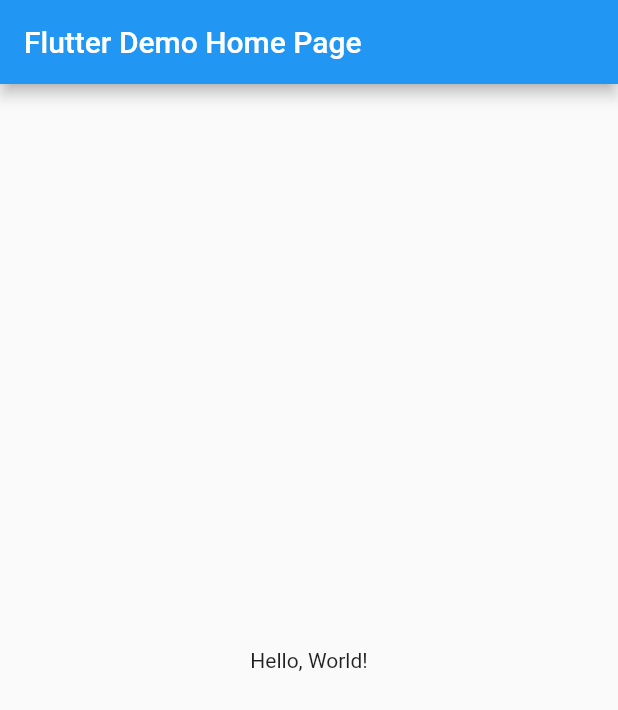
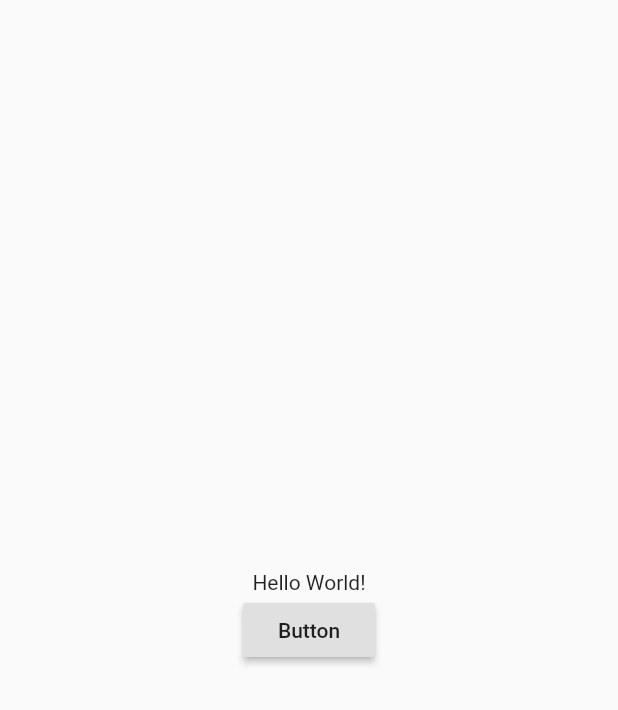
Before and after one commit to ymegane/ForWebs, a Flutter app: the screen it shows after launch, on a phone screen of 412 x 824 dp. Shown: the top 710 px of the screen. Run offline on Flutter 3.47's test engine with Material 2 defaults, Android fonts, the phone set to English and light mode, and no system bars; missing offline and left inert: flutter_web.

Commit message:
Add sample

```diff
--- a/flutter/sample_app/lib/main.dart
+++ b/flutter/sample_app/lib/main.dart
@@ -7,55 +7,27 @@ class MyApp extends StatelessWidget {
   @override
   Widget build(BuildContext context) {
     return MaterialApp(
-      title: 'Flutter Demo',
-      theme: ThemeData(
-        primarySwatch: Colors.blue,
+      title: 'Sample App',
+      home: _body(),
+    );
+  }
+
+  Widget _body() {
+    return Scaffold(
+      body: Center(
+        child: Column(
+          mainAxisSize: MainAxisSize.min,
+          children: <Widget>[
+            const Text(
+              "Hello World!",
+            ),
+            RaisedButton(
+              onPressed: () => {},
+              child: Text("Button"),
+            )
+          ],
+        ),
       ),
-      home: MyHomePage(title: 'Flutter Demo Home Page'),
     );
   }
 }
-
-class MyHomePage extends StatelessWidget {
-  MyHomePage({Key key, this.title}) : super(key: key);
-
-  final String title;
-
-  @override
-  Widget build(BuildContext context) {
-    // The Flutter framework has been optimized to make rerunning build methods
-    // fast, so that you can just rebuild anything that needs updating rather
-    // than having to individually change instances of widgets.
-    return Scaffold(
-      appBar: AppBar(
-        title: Text(title),
-      ),
-      body: Center(
-        // Center is a layout widget. It takes a single child and positions it
-        // in the middle of the parent.
-        child: Column(
-          // Column is also layout widget. It takes a list of children and
-          // arranges them vertically. By default, it sizes itself to fit its
-          // children horizontally, and tries to be as tall as its parent.
-          //
-          // Invoke "debug painting" (choose the "Toggle Debug Paint" action
-          // from the Flutter Inspector in Android Studio, or the "Toggle Debug
-          // Paint" command in Visual Studio Code) to see the wireframe for each
-          // widget.
-          //
-          // Column has various properties to control how it sizes itself and
-          // how it positions its children. Here we use mainAxisAlignment to
-          // center the children vertically; the main axis here is the vertical
-          // axis because Columns are vertical (the cross axis would be
-          // horizontal).
-          mainAxisAlignment: MainAxisAlignment.center,
-          children: <Widget>[
-            Text(
-              'Hello, World!',
-            ),
-          ],
-        ),
-      ), // This trailing comma makes auto-formatting nicer for build methods.
-    );
-  }
-}
```
